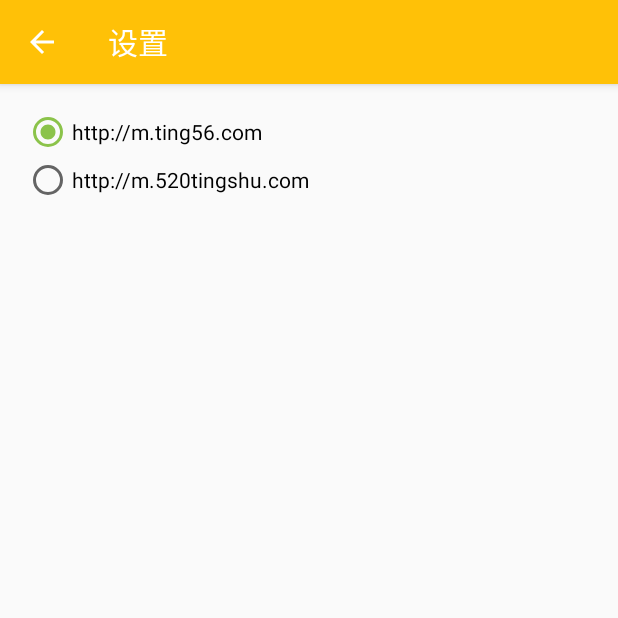
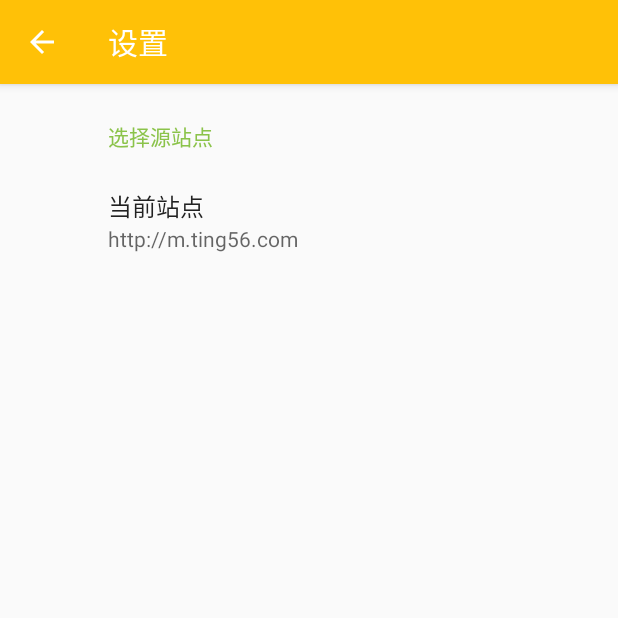
Before and after one commit to workbenson/tingshu, an Android app: the SettingsActivity screen opened directly, with no data from a screen before it, on a phone screen of 412 x 824 dp, the top half of it. Run offline under Robolectric (Android 15) with nearby library versions, the phone set to English and light mode, and no system bars; our stand-ins replace androidx.preference; 1 statement that could not run was skipped.

Commit message:
refactor: 设置页面改写为标准的姿势

```diff
--- a/app/build.gradle
+++ b/app/build.gradle
@@ -58,6 +58,7 @@ dependencies {
     implementation 'com.github.bumptech.glide:glide:4.8.0'
     implementation 'jp.wasabeef:glide-transformations:4.0.1'
     implementation 'androidx.multidex:multidex:2.0.1'
+    implementation 'androidx.preference:preference:1.1.0-alpha04'
     kapt "com.github.bumptech.glide:compiler:4.8.0"
     implementation group: 'org.apache.commons', name: 'commons-lang3', version: '3.5'
     testImplementation 'junit:junit:4.12'
--- a/app/src/main/AndroidManifest.xml
+++ b/app/src/main/AndroidManifest.xml
@@ -17,6 +17,10 @@
             android:usesCleartextTraffic="true"
             tools:ignore="GoogleAppIndexingWarning">
         <activity
+                android:name=".ui.SettingsActivity"
+                android:label="@string/title_activity_settings_test">
+        </activity>
+        <activity
                 android:name=".ui.SearchActivity"
                 android:configChanges="keyboardHidden|orientation|screenSize"
                 android:label="搜索">
@@ -29,15 +33,10 @@
             </intent-filter>
         </activity>
         <activity
-                android:screenOrientation="portrait"
                 android:name=".ui.PlayerActivity"
                 android:configChanges="keyboardHidden|orientation|screenSize"
-                android:launchMode="singleTask">
-        </activity>
-
-        <activity
-                android:label="设置"
-                android:name=".ui.SettingsActivity">
+                android:launchMode="singleTask"
+                android:screenOrientation="portrait">
         </activity>
 
         <receiver android:name="androidx.media.session.MediaButtonReceiver">
--- a/app/src/main/java/com/github/eprendre/tingshu/ui/PlayerActivity.kt
+++ b/app/src/main/java/com/github/eprendre/tingshu/ui/PlayerActivity.kt
@@ -298,7 +298,7 @@ class PlayerActivity : AppCompatActivity(), AnkoLogger {
                 "10秒钟(测试用)"
             )
             AlertDialog.Builder(this)
-                .setItems(list) { dialog, which ->
+                .setItems(list) { _, which ->
                     myService.resetTimer()
                     when (which) {
                         0 -> timer_button.text = "定时关闭"
--- a/app/src/main/java/com/github/eprendre/tingshu/ui/SettingsActivity.kt
+++ b/app/src/main/java/com/github/eprendre/tingshu/ui/SettingsActivity.kt
@@ -2,34 +2,37 @@ package com.github.eprendre.tingshu.ui
 
 import android.os.Bundle
 import androidx.appcompat.app.AppCompatActivity
+import androidx.preference.PreferenceFragmentCompat
 import com.github.eprendre.tingshu.R
 import com.github.eprendre.tingshu.sources.TingShuSourceHandler
-import com.github.eprendre.tingshu.utils.Prefs
-import kotlinx.android.synthetic.main.activity_settings.*
 
 class SettingsActivity : AppCompatActivity() {
 
     override fun onCreate(savedInstanceState: Bundle?) {
         super.onCreate(savedInstanceState)
-        setContentView(R.layout.activity_settings)
+        setContentView(R.layout.settings_activity)
+        supportFragmentManager
+            .beginTransaction()
+            .replace(R.id.settings, SettingsFragment())
+            .commit()
         supportActionBar?.setDisplayHomeAsUpEnabled(true)
-
-        when (Prefs.source) {
-            Prefs.SOURCE_56TINGSHU -> m56tingshu.isChecked = true
-            Prefs.SOURCE_520TINGSHU -> m520tingshu.isChecked = true
-        }
-
-        source_group.setOnCheckedChangeListener { group, checkedId ->
-            when (checkedId) {
-                R.id.m56tingshu -> Prefs.source = Prefs.SOURCE_56TINGSHU
-                R.id.m520tingshu -> Prefs.source = Prefs.SOURCE_520TINGSHU
-            }
-            TingShuSourceHandler.setupConfig()
-        }
     }
 
     override fun onSupportNavigateUp(): Boolean {
         finish()
         return true
     }
+
+    class SettingsFragment : PreferenceFragmentCompat() {
+
+        override fun onCreatePreferences(savedInstanceState: Bundle?, rootKey: String?) {
+            preferenceManager.sharedPreferencesName = "tingshu.prefs"//和Prefs共用一个SharedPreferences
+            setPreferencesFromResource(R.xml.root_preferences, rootKey)
+        }
+
+        override fun onPause() {
+            super.onPause()
+            TingShuSourceHandler.setupConfig()//使配置生效
+        }
+    }
 }
--- a/app/src/main/res/layout/activity_settings.xml
+++ /dev/null
@@ -1,32 +0,0 @@
-<?xml version="1.0" encoding="utf-8"?>
-<LinearLayout
-        xmlns:android="http://schemas.android.com/apk/res/android"
-        xmlns:tools="http://schemas.android.com/tools"
-        android:layout_width="match_parent"
-        android:layout_height="match_parent"
-        android:padding="16dp"
-        tools:context=".ui.SettingsActivity"
-        >
-
-    <RadioGroup
-            android:id="@+id/source_group"
-            android:layout_width="match_parent"
-            android:layout_height="wrap_content"
-            android:orientation="vertical"
-            >
-
-        <RadioButton
-                android:id="@+id/m56tingshu"
-                android:layout_width="match_parent"
-                android:layout_height="wrap_content"
-                android:text="http://m.ting56.com"
-                />
-
-        <RadioButton
-                android:id="@+id/m520tingshu"
-                android:layout_width="match_parent"
-                android:layout_height="wrap_content"
-                android:text="http://m.520tingshu.com"
-                />
-    </RadioGroup>
-</LinearLayout>
--- /dev/null
+++ b/app/src/main/res/layout/settings_activity.xml
@@ -0,0 +1,12 @@
+<LinearLayout
+        xmlns:android="http://schemas.android.com/apk/res/android"
+        android:layout_width="match_parent"
+        android:layout_height="match_parent"
+        >
+
+    <FrameLayout
+            android:id="@+id/settings"
+            android:layout_width="match_parent"
+            android:layout_height="match_parent"
+            />
+</LinearLayout>
--- /dev/null
+++ b/app/src/main/res/values/arrays.xml
@@ -0,0 +1,19 @@
+<resources>
+    <string-array name="source_entries">
+        <item>http://m.ting56.com</item>
+        <item>http://m.520tingshu.com</item>
+    </string-array>
+
+    <string-array name="source_values">
+        <item>56tingshu</item>
+        <item>520tingshu</item>
+    </string-array>
+
+    <string-array name="play_speed">
+        <item>0.75x</item>
+        <item>1.0x</item>
+        <item>1.25x</item>
+        <item>1.5x</item>
+        <item>2.0x</item>
+    </string-array>
+</resources>
--- a/app/src/main/res/values/strings.xml
+++ b/app/src/main/res/values/strings.xml
@@ -10,11 +10,8 @@
     <string name="notification_play">Play</string>
     <string name="notification_pause">Pause</string>
 
-    <string-array name="play_speed">
-        <item>0.75x</item>
-        <item>1.0x</item>
-        <item>1.25x</item>
-        <item>1.5x</item>
-        <item>2.0x</item>
-    </string-array>
+    <string name="title_activity_settings_test">设置</string>
+
+    <string name="sources_header">选择源站点</string>
+    <string name="source_title">当前站点</string>
 </resources>
--- /dev/null
+++ b/app/src/main/res/xml/root_preferences.xml
@@ -0,0 +1,33 @@
+<!--
+  ~ Copyright 2018 The app Open Source Project
+  ~
+  ~ Licensed under the Apache License, Version 2.0 (the "License");
+  ~ you may not use this file except in compliance with the License.
+  ~ You may obtain a copy of the License at
+  ~
+  ~      http://www.apache.org/licenses/LICENSE-2.0
+  ~
+  ~ Unless required by applicable law or agreed to in writing, software
+  ~ distributed under the License is distributed on an "AS IS" BASIS,
+  ~ WITHOUT WARRANTIES OR CONDITIONS OF ANY KIND, either express or implied.
+  ~ See the License for the specific language governing permissions and
+  ~ limitations under the License.
+  -->
+
+<androidx.preference.PreferenceScreen
+        xmlns:app="http://schemas.android.com/apk/res-auto">
+
+    <PreferenceCategory
+            app:title="@string/sources_header">
+
+        <ListPreference
+                app:key="current_source"
+                app:title="@string/source_title"
+                app:entries="@array/source_entries"
+                app:entryValues="@array/source_values"
+                app:defaultValue="56tingshu"
+                app:useSimpleSummaryProvider="true"/>
+
+    </PreferenceCategory>
+
+</androidx.preference.PreferenceScreen>
```
